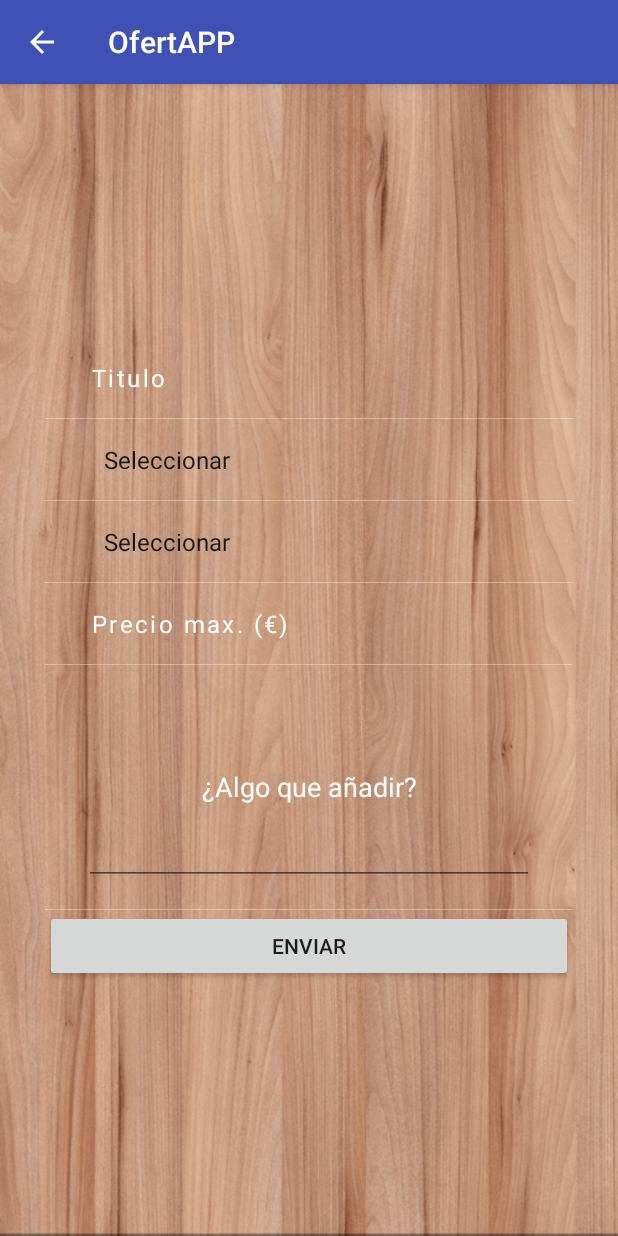
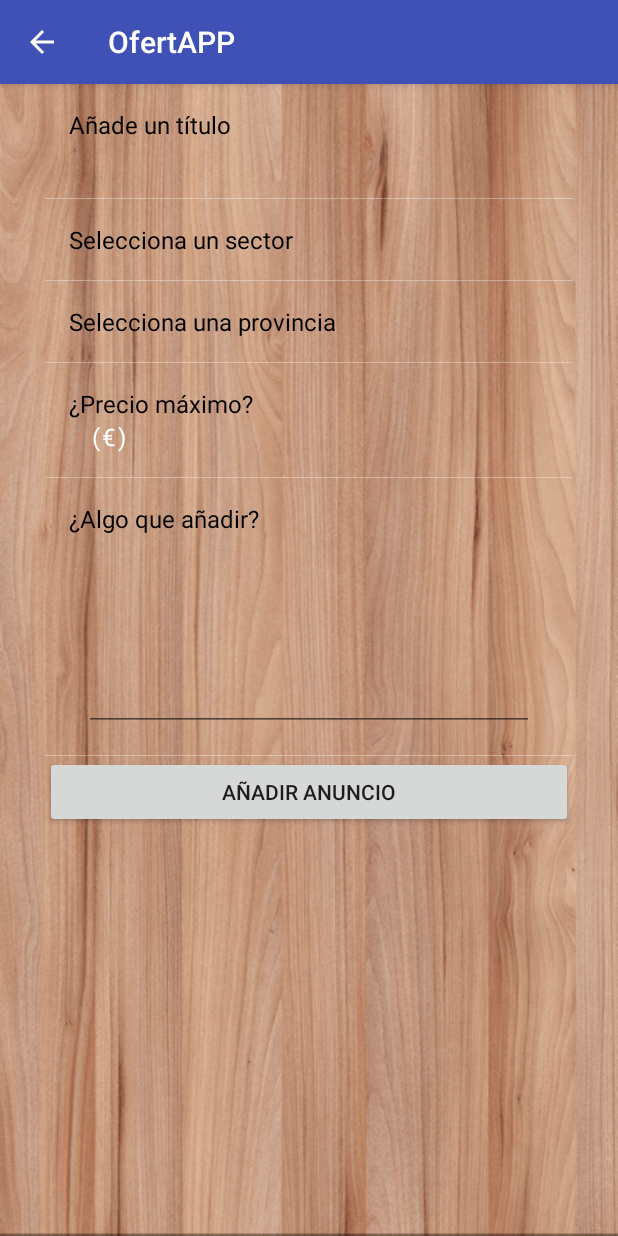
Before and after one commit to pedritovaldes/ofertapp, an Android app: the NuevoAnuncioActivity screen opened directly, with no data from a screen before it, on a phone screen of 412 x 824 dp. Run offline under Robolectric (Android 15) with nearby library versions, the light colour scheme and no system bars; 3 statements that could not run were skipped.

Commit message:
Cambios pantalla nuevo anuncio. Añadimos título de cada campo y cambiamos el color del spinner seleccionado

```diff
--- a/app/src/main/java/com/example/pedro/ofertapp/activity/NuevoAnuncioActivity.java
+++ b/app/src/main/java/com/example/pedro/ofertapp/activity/NuevoAnuncioActivity.java
@@ -3,15 +3,18 @@ package com.example.pedro.ofertapp.activity;
 import android.app.Activity;
 import android.app.ProgressDialog;
 import android.content.Intent;
+import android.graphics.Color;
 import android.net.Uri;
 import android.os.AsyncTask;
 import android.os.Bundle;
 import android.support.v7.app.AppCompatActivity;
 import android.view.MenuItem;
 import android.view.View;
+import android.widget.AdapterView;
 import android.widget.ArrayAdapter;
 import android.widget.EditText;
 import android.widget.Spinner;
+import android.widget.TextView;
 import android.widget.Toast;
 
 import com.example.pedro.ofertapp.R;
@@ -60,25 +63,37 @@ public class NuevoAnuncioActivity extends AppCompatActivity {
 
         this.usuario_loggeado = (User)getIntent().getExtras().getSerializable("user");
 
-        ArrayAdapter adapter = new ArrayAdapter<String>(this, android.R.layout.simple_spinner_item, sectores);
+        ArrayAdapter adapter = new ArrayAdapter<String>(this, R.layout.spinner_item, sectores);
         spinner_sectores = (Spinner)findViewById(R.id.nuevo_anuncio_sector);
         spinner_sectores.setAdapter(adapter);
 
-        ArrayAdapter provincia = new ArrayAdapter<String>(this, android.R.layout.simple_spinner_item, provincias);
+        ArrayAdapter provincia = new ArrayAdapter<String>(this, R.layout.spinner_item, provincias);
         spinner_provincias = (Spinner)findViewById(R.id.nuevo_anuncio_provincia);
         spinner_provincias.setAdapter(provincia);
+
+        setColorSpinner(spinner_sectores);
+        setColorSpinner(spinner_provincias);
 
         tituloAnuncio = (EditText)findViewById(R.id.nuevo_anuncio_titulo);
         sectorProfesional = (Spinner)findViewById(R.id.nuevo_anuncio_sector);
         selectedProvincia = (Spinner)findViewById(R.id.nuevo_anuncio_provincia);
         precio_max = (EditText)findViewById(R.id.nuevo_anuncio_precio_servicio);
         descripcion = (EditText)findViewById(R.id.nuevo_anuncio_texto);
+    }
 
-        //usuario_loggeado = (User)getIntent().getExtras().getSerializable("user");
+    private void setColorSpinner(Spinner spinner) {
 
-        //prueba = (EditText)findViewById(R.id.nuevo_anuncio_titulo);
-        //prueba.setText(usuario_loggeado.getNombre());
+        spinner.setOnItemSelectedListener(new AdapterView.OnItemSelectedListener() {
+            @Override
+            public void onItemSelected(AdapterView<?> parentView, View selectedItemView, int position, long id) {
+                ((TextView) parentView.getChildAt(0)).setTextColor(Color.WHITE);
+            }
+
+            @Override
+            public void onNothingSelected(AdapterView<?> adapterView) { }
+        });
     }
+
 
     @Override
     public boolean onOptionsItemSelected(MenuItem item) {
--- a/app/src/main/res/layout/detalle_anuncio.xml
+++ b/app/src/main/res/layout/detalle_anuncio.xml
@@ -4,7 +4,7 @@ xmlns:tools="http://schemas.android.com/tools"
 android:layout_width="match_parent"
 android:layout_height="match_parent"
 android:orientation="vertical"
-tools:context="com.example.pedro.ofertapp.DetalleAnuncio"
+tools:context="com.example.pedro.ofertapp.activity.DetalleAnuncioActivity"
 android:gravity="center"
 android:padding="15dp"
 android:background="@drawable/background"
--- a/app/src/main/res/layout/nuevo_anuncio.xml
+++ b/app/src/main/res/layout/nuevo_anuncio.xml
@@ -1,5 +1,5 @@
 <?xml version="1.0" encoding="utf-8"?>
-<RelativeLayout xmlns:android="http://schemas.android.com/apk/res/android"
+<ScrollView xmlns:android="http://schemas.android.com/apk/res/android"
     xmlns:tools="http://schemas.android.com/tools"
     android:layout_width="match_parent"
     android:layout_height="match_parent"
@@ -18,16 +18,23 @@
             android:layout_width="match_parent"
             android:layout_height="wrap_content"
             android:orientation="vertical">
+
             <LinearLayout
                 android:layout_width="match_parent"
                 android:layout_height="wrap_content"
-                android:orientation="horizontal"
+                android:orientation="vertical"
                 android:padding="16dp">
+                <TextView
+                    android:layout_width="match_parent"
+                    android:layout_height="wrap_content"
+                    android:text="@string/nuevoAnuncioTitulo"
+                    android:textColor="#000000"
+                    android:textSize="@dimen/activity_horizontal_margin"
+                    android:layout_gravity="center"/>
                 <EditText
                     android:id="@+id/nuevo_anuncio_titulo"
                     android:layout_width="match_parent"
-                    android:layout_height="wrap_content"
-                    android:hint="Titulo"
+                    android:layout_height="match_parent"
                     android:textColorHint="#fff"
                     android:layout_marginLeft="15dp"
                     android:background="#00000000"
@@ -45,8 +52,15 @@
             <LinearLayout
                 android:layout_width="match_parent"
                 android:layout_height="wrap_content"
-                android:orientation="horizontal"
+                android:orientation="vertical"
                 android:padding="16dp">
+                <TextView
+                    android:layout_width="match_parent"
+                    android:layout_height="wrap_content"
+                    android:text="@string/nuevoAnuncioSector"
+                    android:textColor="#000000"
+                    android:textSize="@dimen/activity_horizontal_margin"
+                    android:layout_gravity="center"/>
                 <Spinner
                     android:id="@+id/nuevo_anuncio_sector"
                     android:layout_width="match_parent"
@@ -69,8 +83,15 @@
             <LinearLayout
                 android:layout_width="match_parent"
                 android:layout_height="wrap_content"
-                android:orientation="horizontal"
+                android:orientation="vertical"
                 android:padding="16dp">
+                <TextView
+                    android:layout_width="match_parent"
+                    android:layout_height="wrap_content"
+                    android:text="@string/nuevoAnuncioProvincia"
+                    android:textColor="#000000"
+                    android:textSize="@dimen/activity_horizontal_margin"
+                    android:layout_gravity="center"/>
                 <Spinner
                     android:id="@+id/nuevo_anuncio_provincia"
                     android:layout_width="match_parent"
@@ -93,13 +114,20 @@
             <LinearLayout
                 android:layout_width="match_parent"
                 android:layout_height="wrap_content"
-                android:orientation="horizontal"
+                android:orientation="vertical"
                 android:padding="16dp">
+                <TextView
+                    android:layout_width="match_parent"
+                    android:layout_height="wrap_content"
+                    android:text="@string/nuevoAnuncioPrecio"
+                    android:textColor="#000000"
+                    android:textSize="@dimen/activity_horizontal_margin"
+                    android:layout_gravity="center"/>
                 <EditText
                     android:id="@+id/nuevo_anuncio_precio_servicio"
                     android:layout_width="match_parent"
                     android:layout_height="wrap_content"
-                    android:hint="Precio max. (€)"
+                    android:hint="(€)"
                     android:textColorHint="#fff"
                     android:layout_marginLeft="15dp"
                     android:background="#00000000"
@@ -117,8 +145,16 @@
             <LinearLayout
                 android:layout_width="match_parent"
                 android:layout_height="wrap_content"
-                android:orientation="horizontal"
+                android:orientation="vertical"
                 android:padding="16dp">
+
+                <TextView
+                    android:layout_width="match_parent"
+                    android:layout_height="wrap_content"
+                    android:text="@string/nuevoAnuncioDescripcion"
+                    android:textColor="#000000"
+                    android:textSize="@dimen/activity_horizontal_margin"
+                    android:layout_gravity="center"/>
 
                 <EditText
                     android:id="@+id/nuevo_anuncio_texto"
@@ -129,7 +165,6 @@
                     android:lines="5"
                     android:layout_marginLeft="10dip"
                     android:layout_marginRight="10dip"
-                    android:hint="¿Algo que añadir?"
                     android:textColorHint="#fff" />
             </LinearLayout>
 
@@ -141,11 +176,11 @@
             <Button
                 android:layout_width="match_parent"
                 android:layout_height="wrap_content"
-                android:text="Enviar"
+                android:text="@string/anyadir_nuevo_anuncio_boton"
                 android:id="@+id/button_enviar_nuevo_anuncio"
                 android:onClick="nuevoAnuncio" />
 
         </LinearLayout>
     </LinearLayout>
 
-</RelativeLayout>
+</ScrollView>
--- a/app/src/main/res/values/strings.xml
+++ b/app/src/main/res/values/strings.xml
@@ -37,6 +37,12 @@
     <!--Nuevo anuncio-->
     <string name="mensaje_ok_nuevo_anuncio">Anuncio creado correctamente</string>
     <string name="mensaje_fail_nuevo_anuncio">Error al crear el anuncio</string>
+    <string name="anyadir_nuevo_anuncio_boton">Añadir anuncio</string>
+    <string name="nuevoAnuncioTitulo">Añade un título</string>
+    <string name="nuevoAnuncioProvincia">Selecciona una provincia</string>
+    <string name="nuevoAnuncioSector">Selecciona un sector</string>
+    <string name="nuevoAnuncioPrecio">¿Precio máximo?</string>
+    <string name="nuevoAnuncioDescripcion">¿Algo que añadir?</string>
 
     <!--Detalle anuncio -->
     <string name="tituloDetalleAnuncio">Detalle Anuncio</string>
```
